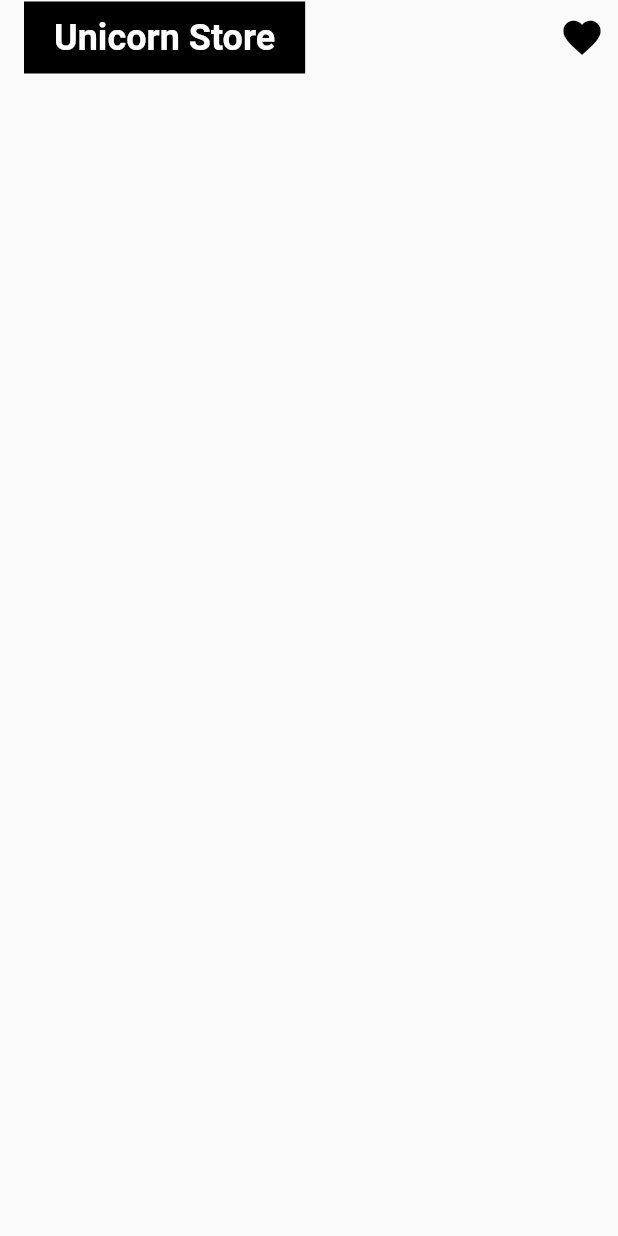
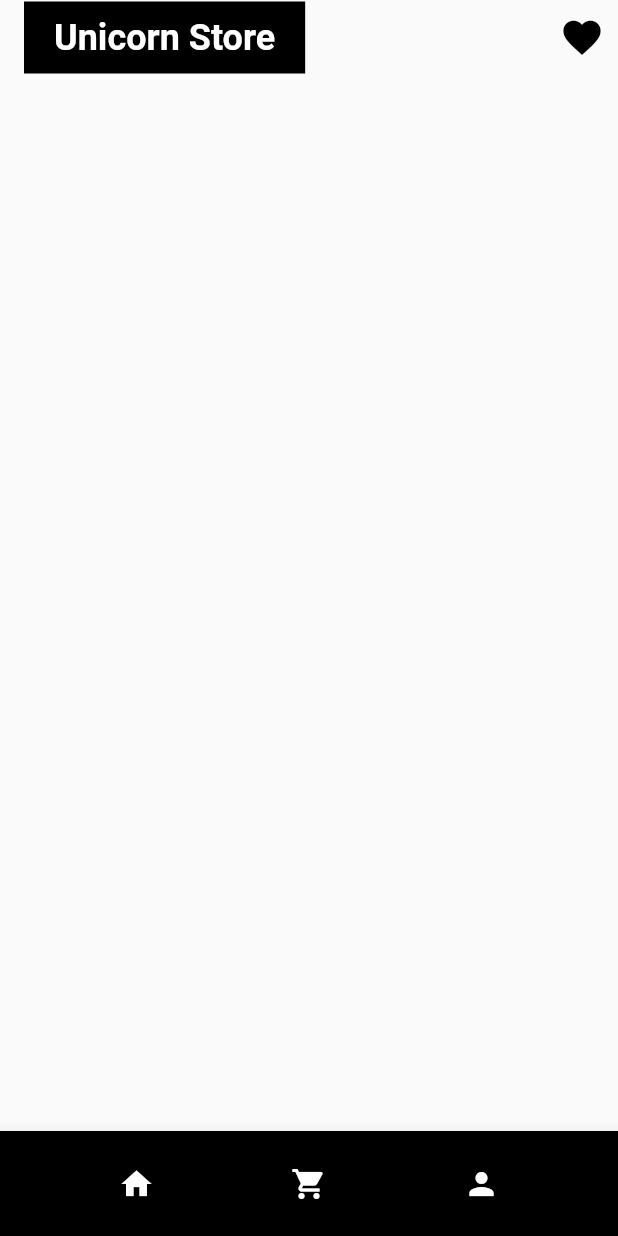
Before and after one commit to manuelduarte077/ecommerce, a Flutter app: the screen it shows after launch, on a phone screen of 412 x 824 dp. Run offline on Flutter 3.47's test engine with Material 2 defaults, Android fonts, the phone set to English and light mode, and no system bars; Roboto replaces fonts that are missing (Avenir).

Commit message:
:sparkles: add custom navbar

```diff
--- a/lib/app/app.dart
+++ b/lib/app/app.dart
@@ -1,4 +1,4 @@
-import 'package:ecommerce/screens/home_screen.dart';
+import 'package:ecommerce/screens/home/home_screen.dart';
 import 'package:flutter/material.dart';
 
 class MyApp extends StatelessWidget {
--- /dev/null
+++ b/lib/screens/home/home_screen.dart
@@ -0,0 +1,14 @@
+import 'package:ecommerce/widgets/widgets.dart';
+import 'package:flutter/material.dart';
+
+class HomeScreen extends StatelessWidget {
+  const HomeScreen({Key? key}) : super(key: key);
+
+  @override
+  Widget build(BuildContext context) {
+    return const Scaffold(
+      appBar: CustomAppBar(title: "Unicorn Store"),
+      bottomNavigationBar: CustomNavBar(),
+    );
+  }
+}
--- a/lib/screens/screens.dart
+++ b/lib/screens/screens.dart
@@ -1 +1 @@
-export 'package:ecommerce/screens/home_screen.dart';
+export 'package:ecommerce/screens/home/home_screen.dart';
--- a/lib/screens/home_screen.dart
+++ b/lib/widgets/custom_appbar.dart
@@ -1,20 +1,11 @@
 import 'package:flutter/material.dart';
 
-class HomeScreen extends StatelessWidget {
-  const HomeScreen({Key? key}) : super(key: key);
+class CustomAppBar extends StatelessWidget with PreferredSizeWidget {
+  final String title;
 
-  @override
-  Widget build(BuildContext context) {
-    return const Scaffold(
-      appBar: CustomAppBar(),
-      bottomNavigationBar: BottomAppBar(),
-    );
-  }
-}
-
-class CustomAppBar extends StatelessWidget with PreferredSizeWidget {
   const CustomAppBar({
     Key? key,
+    required this.title,
   }) : super(key: key);
 
   @override
@@ -28,9 +19,9 @@ class CustomAppBar extends StatelessWidget with PreferredSizeWidget {
           horizontal: 20,
           vertical: 10,
         ),
-        child: const Text(
-          'Unicorn Store',
-          style: TextStyle(
+        child: Text(
+          title,
+          style: const TextStyle(
             fontSize: 24,
             fontFamily: 'Avenir',
             fontWeight: FontWeight.bold,
--- /dev/null
+++ b/lib/widgets/custom_navbar.dart
@@ -0,0 +1,40 @@
+import 'package:flutter/material.dart';
+
+class CustomNavBar extends StatelessWidget {
+  const CustomNavBar({
+    Key? key,
+  }) : super(key: key);
+
+  @override
+  Widget build(BuildContext context) {
+    return BottomAppBar(
+      color: Colors.black,
+      child: SizedBox(
+        height: 70,
+        child: Row(
+          mainAxisAlignment: MainAxisAlignment.spaceEvenly,
+          children: [
+            IconButton(
+              icon: const Icon(Icons.home, color: Colors.white),
+              onPressed: () {
+                Navigator.pushNamed(context, '/');
+              },
+            ),
+            IconButton(
+              icon: const Icon(Icons.shopping_cart, color: Colors.white),
+              onPressed: () {
+                Navigator.pushNamed(context, '/cart');
+              },
+            ),
+            IconButton(
+              icon: const Icon(Icons.person, color: Colors.white),
+              onPressed: () {
+                Navigator.pushNamed(context, '/profile');
+              },
+            ),
+          ],
+        ),
+      ),
+    );
+  }
+}
--- /dev/null
+++ b/lib/widgets/widgets.dart
@@ -0,0 +1,2 @@
+export 'package:ecommerce/widgets/custom_appbar.dart';
+export 'package:ecommerce/widgets/custom_navbar.dart';
```
